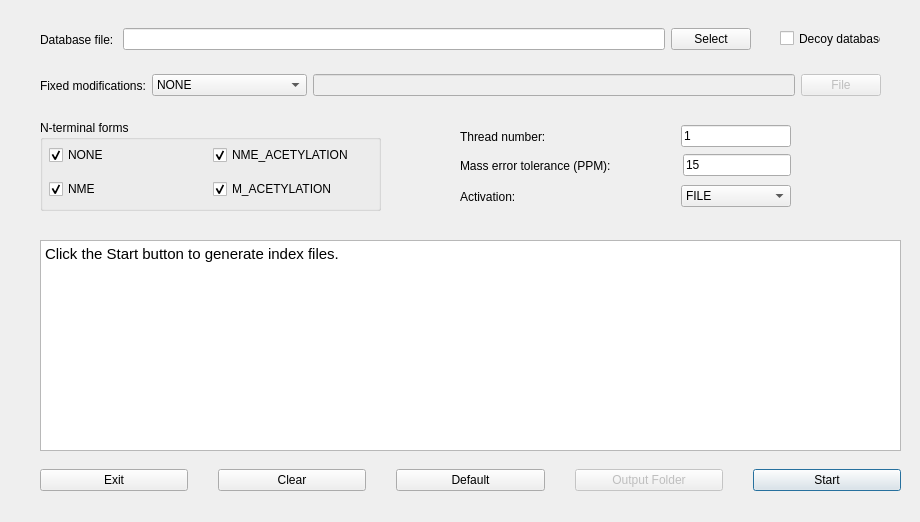
Before: the Qt Designer form src/gui/topindex/topindexdialog.ui in toppic-suite/toppic-suite, drawn with Qt 5.
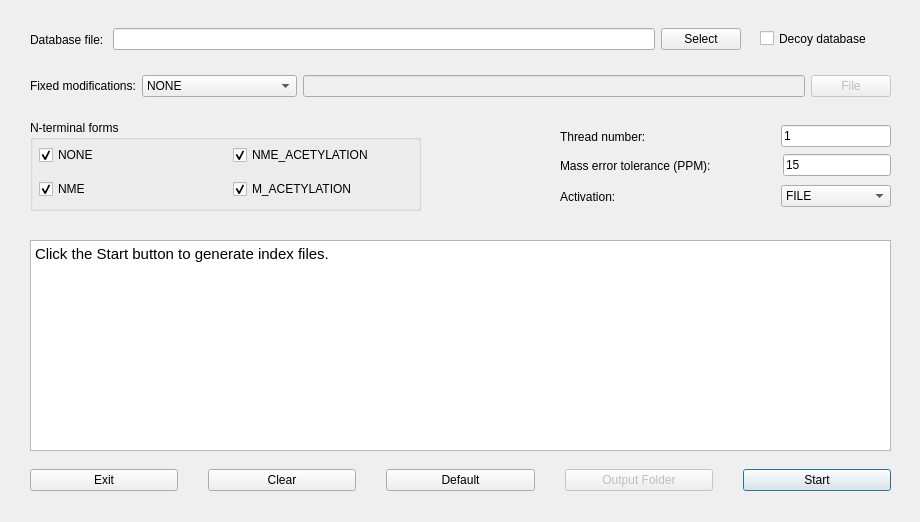
After: the same form once the commit is applied. Icons and pictures are not drawn.

Patch:
```diff
--- a/src/gui/topindex/topindexdialog.ui
+++ b/src/gui/topindex/topindexdialog.ui
@@ -39,7 +39,7 @@
    <widget class="QWidget" name="horizontalLayoutWidget_7">
     <property name="geometry">
      <rect>
-      <x>40</x>
+      <x>30</x>
       <y>460</y>
       <width>861</width>
       <height>41</height>
@@ -110,7 +110,7 @@
    <widget class="QTextBrowser" name="outputTextBrowser">
     <property name="geometry">
      <rect>
-      <x>40</x>
+      <x>30</x>
       <y>240</y>
       <width>861</width>
       <height>211</height>
@@ -120,14 +120,14 @@
      <string>&lt;!DOCTYPE HTML PUBLIC &quot;-//W3C//DTD HTML 4.0//EN&quot; &quot;http://www.w3.org/TR/REC-html40/strict.dtd&quot;&gt;
 &lt;html&gt;&lt;head&gt;&lt;meta name=&quot;qrichtext&quot; content=&quot;1&quot; /&gt;&lt;style type=&quot;text/css&quot;&gt;
 p, li { white-space: pre-wrap; }
-&lt;/style&gt;&lt;/head&gt;&lt;body style=&quot; font-family:'MS Shell Dlg 2'; font-size:8.25pt; font-weight:400; font-style:normal;&quot;&gt;
-&lt;p style=&quot; margin-top:0px; margin-bottom:0px; margin-left:0px; margin-right:0px; -qt-block-indent:0; text-indent:0px;&quot;&gt;&lt;span style=&quot; font-family:'Cantarell'; font-size:11pt;&quot;&gt;Click the Start button to generate index files.&lt;/span&gt;&lt;/p&gt;&lt;/body&gt;&lt;/html&gt;</string>
+&lt;/style&gt;&lt;/head&gt;&lt;body style=&quot; font-family:'Ubuntu'; font-size:11pt; font-weight:400; font-style:normal;&quot;&gt;
+&lt;p style=&quot; margin-top:0px; margin-bottom:0px; margin-left:0px; margin-right:0px; -qt-block-indent:0; text-indent:0px;&quot;&gt;&lt;span style=&quot; font-family:'Cantarell';&quot;&gt;Click the Start button to generate index files.&lt;/span&gt;&lt;/p&gt;&lt;/body&gt;&lt;/html&gt;</string>
     </property>
    </widget>
    <widget class="QWidget" name="horizontalLayoutWidget_2">
     <property name="geometry">
      <rect>
-      <x>40</x>
+      <x>30</x>
       <y>20</y>
       <width>711</width>
       <height>39</height>
@@ -175,10 +175,10 @@
    <widget class="QWidget" name="horizontalLayoutWidget_5">
     <property name="geometry">
      <rect>
-      <x>40</x>
+      <x>30</x>
       <y>70</y>
-      <width>841</width>
-      <height>31</height>
+      <width>861</width>
+      <height>32</height>
      </rect>
     </property>
     <layout class="QHBoxLayout" name="horizontalLayout_5">
@@ -244,9 +244,9 @@
    <widget class="QWidget" name="horizontalLayoutWidget_21">
     <property name="geometry">
      <rect>
-      <x>760</x>
+      <x>750</x>
       <y>20</y>
-      <width>121</width>
+      <width>151</width>
       <height>33</height>
      </rect>
     </property>
@@ -255,9 +255,9 @@
    <widget class="QCheckBox" name="decoyCheckBox">
     <property name="geometry">
      <rect>
-      <x>780</x>
+      <x>760</x>
       <y>30</y>
-      <width>101</width>
+      <width>131</width>
       <height>17</height>
      </rect>
     </property>
@@ -268,7 +268,7 @@
    <widget class="QWidget" name="horizontalLayoutWidget_22">
     <property name="geometry">
      <rect>
-      <x>460</x>
+      <x>560</x>
       <y>120</y>
       <width>331</width>
       <height>33</height>
@@ -303,7 +303,7 @@
    <widget class="QWidget" name="horizontalLayoutWidget_14">
     <property name="geometry">
      <rect>
-      <x>460</x>
+      <x>560</x>
       <y>150</y>
       <width>331</width>
       <height>31</height>
@@ -338,7 +338,7 @@
    <widget class="QWidget" name="horizontalLayoutWidget_3">
     <property name="geometry">
      <rect>
-      <x>460</x>
+      <x>560</x>
       <y>180</y>
       <width>331</width>
       <height>33</height>
@@ -395,9 +395,9 @@
    <widget class="QGroupBox" name="groupBox_2">
     <property name="geometry">
      <rect>
-      <x>40</x>
+      <x>30</x>
       <y>120</y>
-      <width>341</width>
+      <width>391</width>
       <height>91</height>
      </rect>
     </property>
@@ -409,7 +409,7 @@
       <rect>
        <x>9</x>
        <y>17</y>
-       <width>321</width>
+       <width>381</width>
        <height>70</height>
       </rect>
      </property>
```
Left out of the diff: 18 changed lines with no effect on the pictures.
